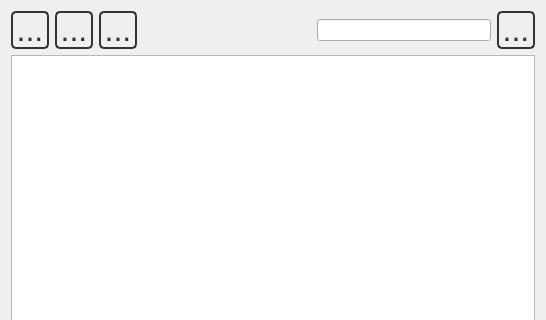
Above: src/Main/HelpBrowser.ui from stone-Glitch/IQmol-for-Chinese before the change; both pictures show x 0 to 546 and y 0 to 320 of the 546 by 684 pixel window. Below: the same form after it.
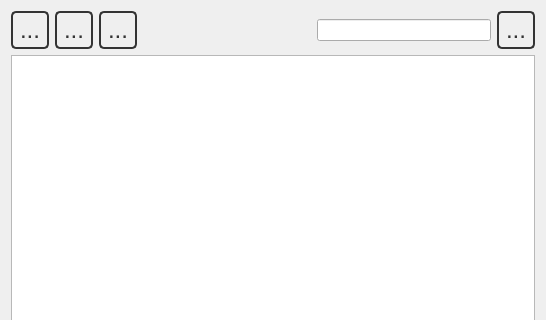
That is the form after the change. Icons and pictures are not drawn.

```diff
--- a/src/Main/HelpBrowser.ui
+++ b/src/Main/HelpBrowser.ui
@@ -14,7 +14,7 @@
    <string>Help Browser</string>
   </property>
   <property name="styleSheet">
-   <string>QToolButton {
+   <string notr="true">QToolButton {
    color: #333;
    background-color: QLinearGradient( x1: 0, y1: 0, x2: 0, y2: 1, 
           stop: 0 #fff,
@@ -25,7 +25,7 @@
    border-style: solid;
    border-radius: 5;
    padding: 0px;
-   font-size: 24pt;
+   font-size: 24px;
    min-width: 34px;
    max-width: 34px;
    min-height: 34px;
```
Left out of the diff: 2 changed lines with no effect on the pictures.
